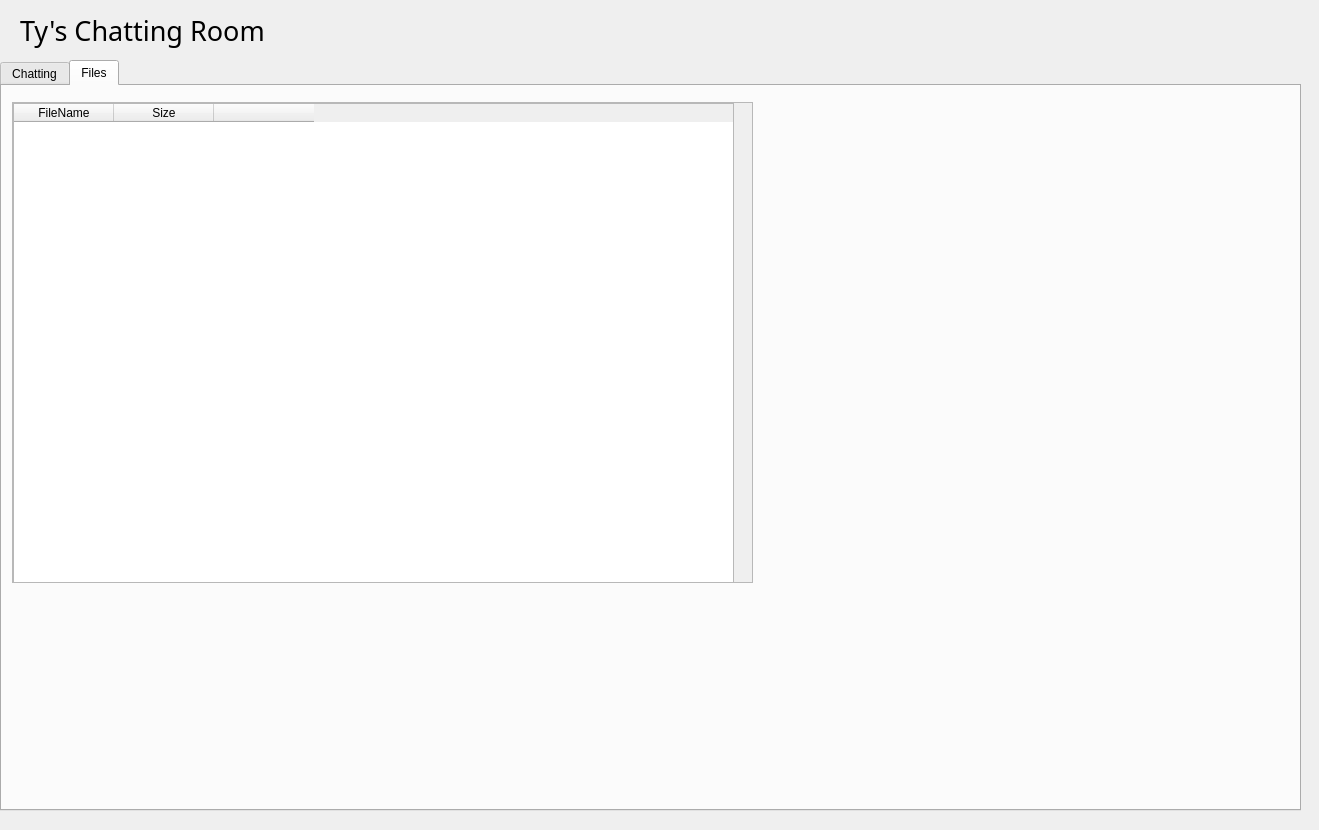
Qt form chattingroom.ui (tx19980520/Ty-s-Online-Chatting-Room) before a commit.
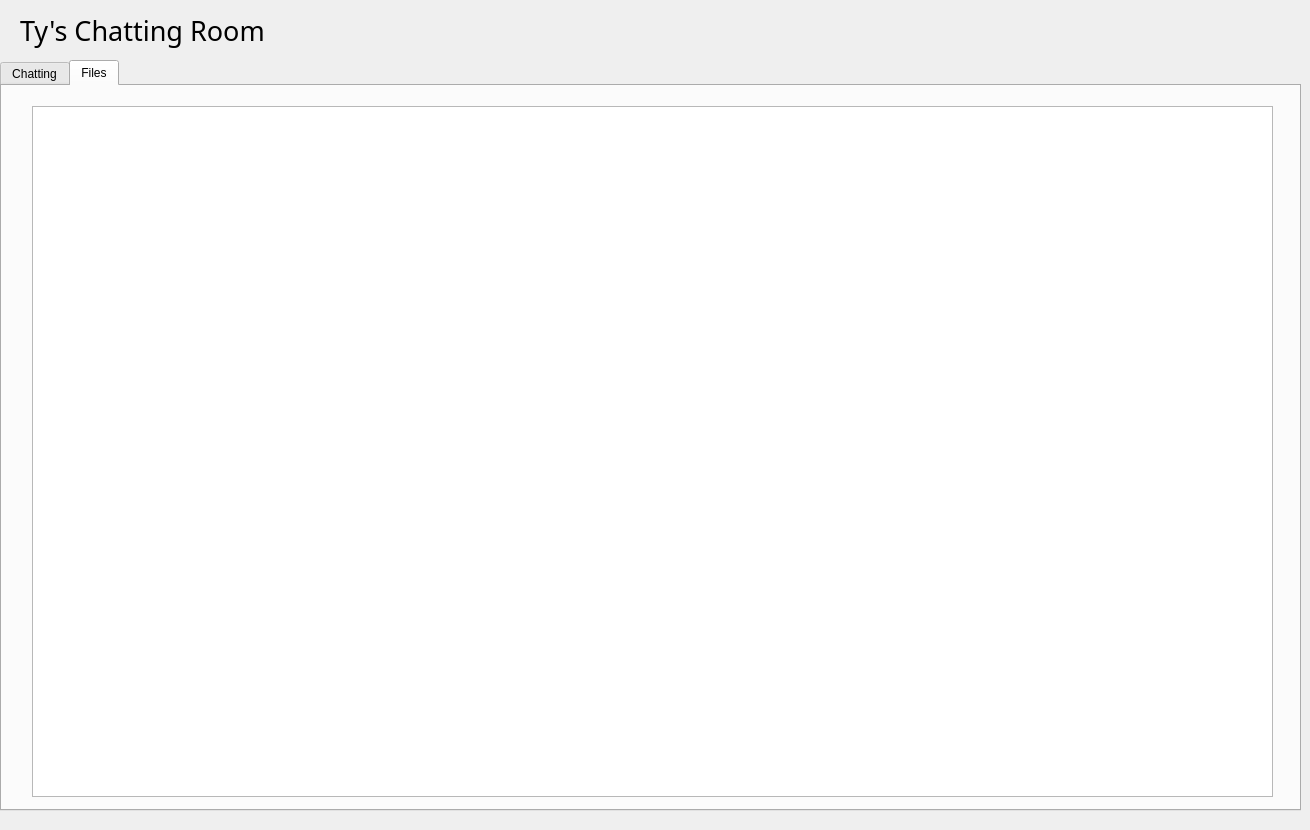
The same form after that commit. The open tabs and pages were chosen to show the change.

The edit to the form file:
```diff
--- a/chattingroom.ui
+++ b/chattingroom.ui
@@ -6,7 +6,7 @@
    <rect>
     <x>0</x>
     <y>0</y>
-    <width>1319</width>
+    <width>1310</width>
     <height>830</height>
    </rect>
   </property>
@@ -264,36 +264,33 @@
     <attribute name="title">
      <string>Files</string>
     </attribute>
-    <widget class="QScrollArea" name="scrollArea">
-     <property name="geometry">
-      <rect>
-       <x>10</x>
-       <y>16</y>
-       <width>741</width>
-       <height>481</height>
-      </rect>
-     </property>
-     <property name="widgetResizable">
-      <bool>true</bool>
-     </property>
-     <widget class="QWidget" name="scrollAreaWidgetContents_3">
-      <property name="geometry">
-       <rect>
-        <x>0</x>
-        <y>0</y>
-        <width>739</width>
-        <height>479</height>
-       </rect>
-      </property>
       <widget class="QTableWidget" name="tableWidget">
        <property name="geometry">
         <rect>
-         <x>0</x>
-         <y>0</y>
-         <width>721</width>
-         <height>481</height>
-        </rect>
-       </property>
+       <x>30</x>
+       <y>20</y>
+       <width>1241</width>
+       <height>691</height>
+      </rect>
+     </property>
+     <property name="selectionMode">
+      <enum>QAbstractItemView::SingleSelection</enum>
+     </property>
+     <property name="selectionBehavior">
+      <enum>QAbstractItemView::SelectRows</enum>
+     </property>
+     <attribute name="horizontalHeaderVisible">
+      <bool>false</bool>
+     </attribute>
+     <attribute name="horizontalHeaderCascadingSectionResizes">
+      <bool>false</bool>
+     </attribute>
+     <attribute name="horizontalHeaderDefaultSectionSize">
+      <number>300</number>
+     </attribute>
+     <attribute name="horizontalHeaderHighlightSections">
+      <bool>true</bool>
+     </attribute>
        <column>
         <property name="text">
          <string>FileName</string>
@@ -306,11 +303,14 @@
        </column>
        <column>
         <property name="text">
-         <string/>
-        </property>
-       </column>
-      </widget>
-     </widget>
+       <string>uploaders</string>
+      </property>
+     </column>
+     <column>
+      <property name="text">
+       <string>operation</string>
+      </property>
+     </column>
     </widget>
    </widget>
   </widget>
```
Left out of the diff: 4 changed lines with no effect on the pictures. Lines whose indentation alone changed are shown as unchanged.
